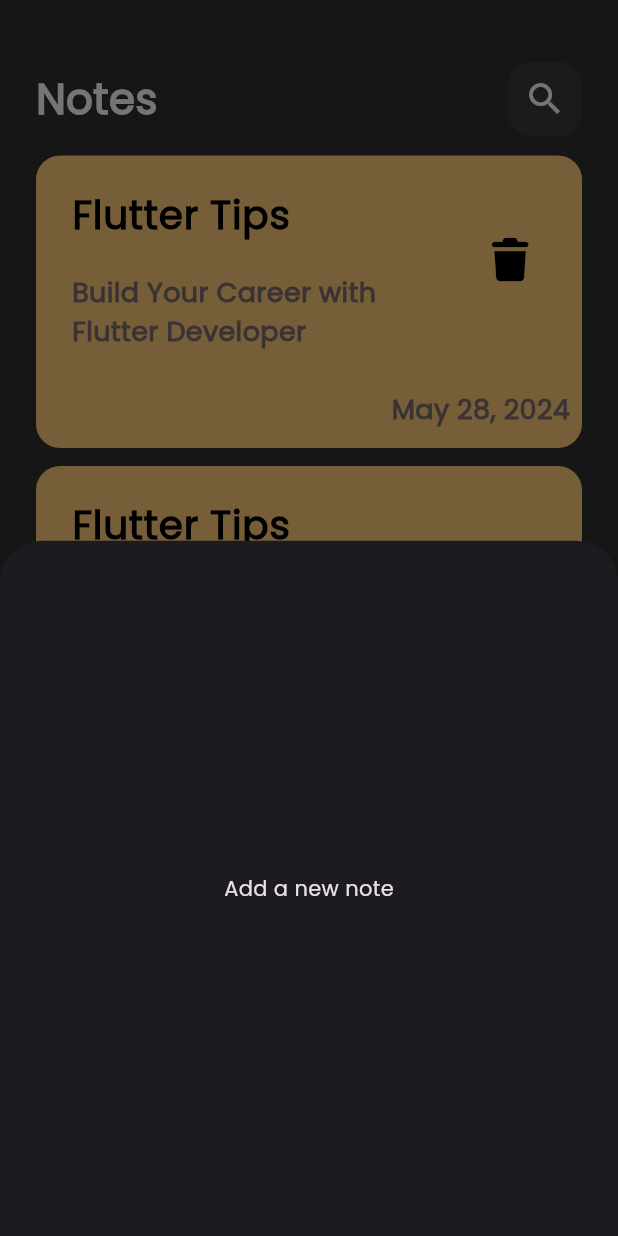
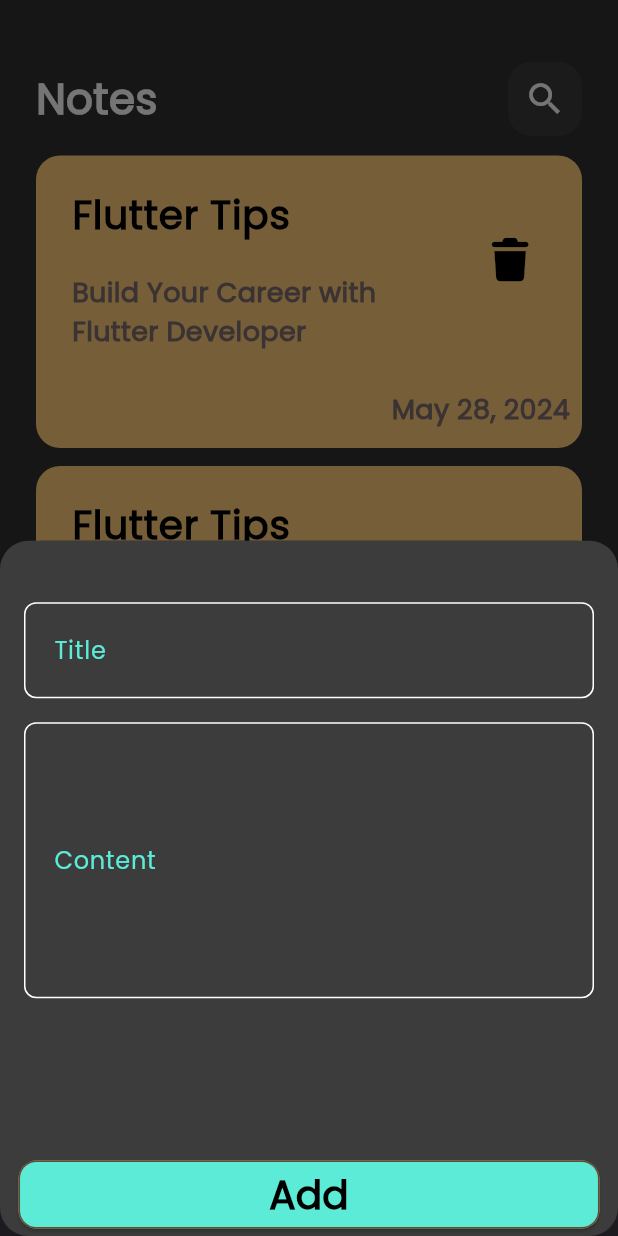
Before and after one commit to OmarGamalDev/notes-app, a Flutter app: the screen it shows after launch, after a tap on the "add" icon, on a phone screen of 412 x 824 dp. Run offline on Flutter 3.47's test engine with Material 3 defaults, Android fonts, the phone set to English and light mode, and no system bars; our stand-ins replace font_awesome_flutter.

Commit message:
Add AddNoteBottomSheet and custom input widgets for note creation

```diff
--- /dev/null
+++ b/lib/core/shared_widgets/custom_button.dart
@@ -0,0 +1,35 @@
+import 'package:flutter/material.dart';
+
+class CustomButton extends StatelessWidget {
+  const CustomButton({
+    super.key,
+    required this.onPressed,
+    required this.text,
+    required this.backgroundColor,
+    required this.height,
+    required this.width,
+    required this.style,
+  });
+  final VoidCallback onPressed;
+  final String text;
+  final Color backgroundColor;
+  final double height, width;
+  final TextStyle style;
+  @override
+  Widget build(BuildContext context) {
+    return SizedBox(
+      child: ElevatedButton(
+        style: ElevatedButton.styleFrom(
+           side: BorderSide(color: Color(0xff6c492d) ),
+          backgroundColor: backgroundColor,
+          shape: RoundedRectangleBorder(
+            borderRadius: BorderRadius.circular(12),
+          ),
+          minimumSize: Size(width, height),
+        ),
+        onPressed: onPressed,
+        child: Text(text,style: style),
+      ),
+    );
+  }
+}
--- /dev/null
+++ b/lib/core/shared_widgets/custom_text_form_field.dart
@@ -0,0 +1,43 @@
+import 'package:flutter/material.dart';
+import 'package:notes_app/core/constants/app_colors.dart';
+
+class CustomTextField extends StatelessWidget {
+  const CustomTextField({
+    super.key,
+    required this.hintText,
+    required this.onChanged,
+    this.suffixIcon,
+    required this.keyboardType,
+    required this.contentPadding
+  });
+  final String hintText;
+  final Function(String) onChanged;
+  final Widget? suffixIcon;
+  final TextInputType keyboardType;
+  final EdgeInsets contentPadding ;
+  @override
+  Widget build(BuildContext context) {
+    return Padding(
+      padding: EdgeInsets.only(top: 8, bottom: 8, left: 16, right: 16),
+      child: TextField(
+        keyboardType: keyboardType,
+        onChanged: onChanged,
+        style: TextStyle(color: Colors.black, fontFamily: "Poppins"),
+        decoration: InputDecoration(
+          contentPadding: contentPadding,
+          hintText: hintText,
+          hintStyle: const TextStyle(color: AppColors.lightBlue),
+          focusedBorder: OutlineInputBorder(
+            borderSide: const BorderSide(color: AppColors.lightBlue),
+            borderRadius: BorderRadius.circular(8),
+          ),
+          enabledBorder: OutlineInputBorder(
+            borderSide: const BorderSide(color: AppColors.whiteColor),
+            borderRadius: BorderRadius.circular(8),
+          ),
+          suffixIcon: suffixIcon,
+        ),
+      ),
+    );
+  }
+}
--- a/lib/features/notes/presentation/views/widgets/add_note_bottom_sheet.dart
+++ b/lib/features/notes/presentation/views/widgets/add_note_bottom_sheet.dart
@@ -1,15 +1,45 @@
 import 'package:flutter/material.dart';
+import 'package:notes_app/core/constants/app_colors.dart';
+import 'package:notes_app/core/constants/app_styles.dart';
+import 'package:notes_app/core/shared_widgets/custom_button.dart';
+import 'package:notes_app/core/shared_widgets/custom_text_form_field.dart';
 
 class AddNoteBottomSheet extends StatelessWidget {
-  const AddNoteBottomSheet({
-    super.key,
-  });
+  const AddNoteBottomSheet({super.key});
 
   @override
   Widget build(BuildContext context) {
-    return SizedBox(
-      height: MediaQuery.of(context).size.height * .8,
-      child: Center(child: Text('Add a new note')),
+    return Container(
+      decoration: BoxDecoration(
+        color: AppColors.lightDark,
+        borderRadius: BorderRadius.circular(19),
+      ),
+      child: Column(
+        children: [
+          SizedBox(height: MediaQuery.of(context).size.height * .04),
+          CustomTextField(
+            hintText: 'Title',
+            contentPadding: EdgeInsets.symmetric(vertical: 20, horizontal: 16),
+            onChanged: (value) {},
+            keyboardType: TextInputType.text,
+          ),
+          CustomTextField(
+            hintText: 'Content',
+            contentPadding: EdgeInsets.symmetric(vertical: 80, horizontal: 16),
+            onChanged: (value) {},
+            keyboardType: TextInputType.text,
+          ),
+          SizedBox(height: MediaQuery.of(context).size.height * .12),
+          CustomButton(
+            text: 'Add',
+            backgroundColor: AppColors.lightBlue,
+            style: AppStyles.boldBlackText,
+            onPressed: () {},
+            width: MediaQuery.of(context).size.width * .94,
+            height: MediaQuery.of(context).size.height * .055,
+          ),
+        ],
+      ),
     );
   }
 }
```
